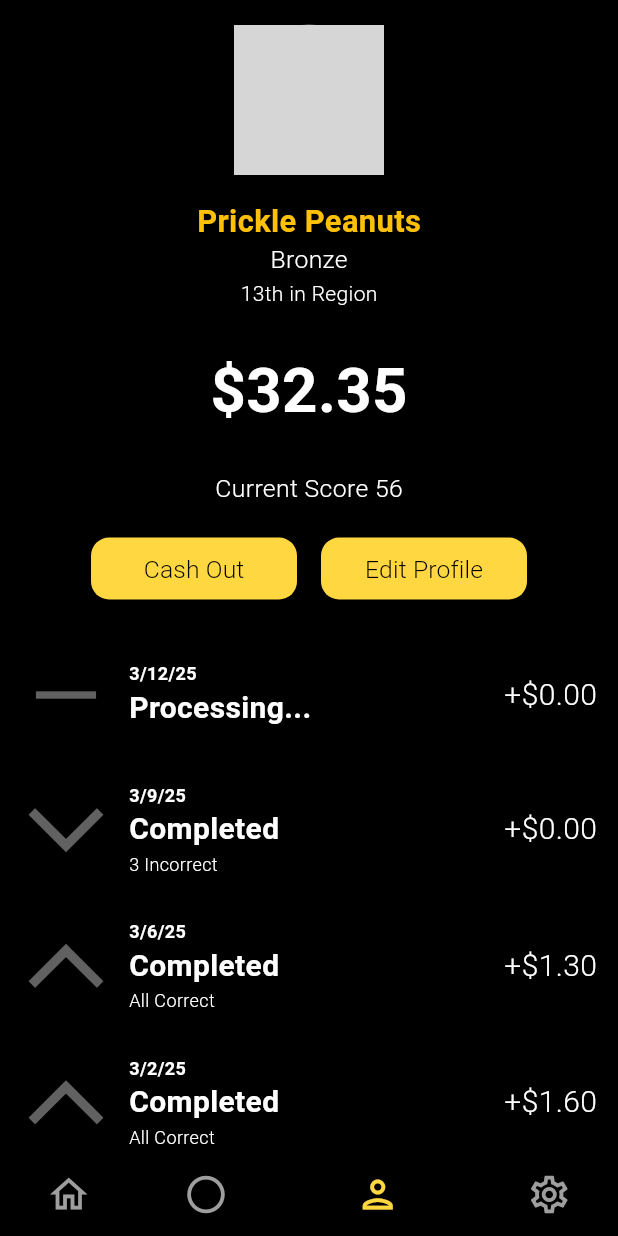
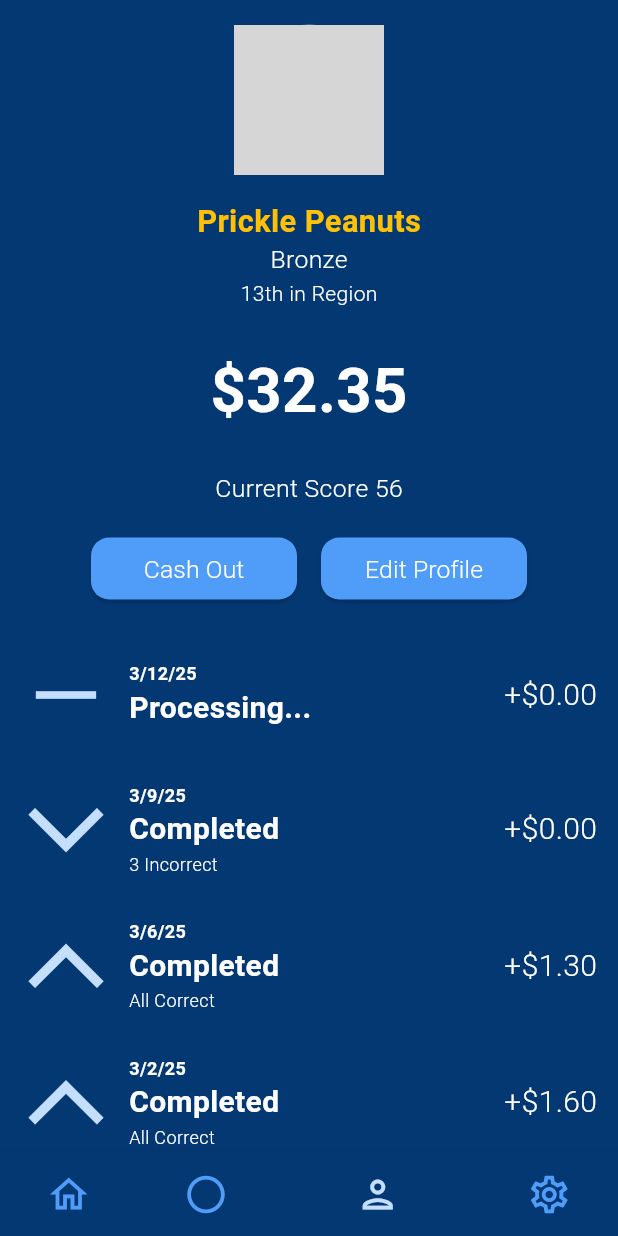
Before and after one commit to rakeers9/summit, a Flutter app: the screen it shows after launch, item 3 of the bottom bar chosen, on a phone screen of 412 x 824 dp. Run offline on Flutter 3.47's test engine with Material 3 defaults, Android fonts, the light colour scheme and no system bars; our stand-ins replace google_fonts; missing offline and left inert: carousel_slider_plus; network calls fail; Roboto replaces fonts that are missing (Mandali); grey boxes are pictures that could not be loaded.

Commit message:
UI updates with blue color scheme and settings.dart finish

```diff
--- /dev/null
+++ b/boilermakexii_2/lib/const.dart
@@ -0,0 +1,5 @@
+import 'dart:ui';
+
+Color kBackgroundColor = Color(0xFF043873);
+Color kLightBlue = Color(0xFFC4DEFD);
+Color kAccentBlue = Color(0xFF4F9CF9);
--- a/boilermakexii_2/lib/main.dart
+++ b/boilermakexii_2/lib/main.dart
@@ -1,7 +1,9 @@
+import 'package:boilermakexii_2/const.dart';
 import 'package:boilermakexii_2/profile.dart';
 import 'package:boilermakexii_2/settings.dart';
 import 'package:boilermakexii_2/start.dart';
 import 'package:flutter/material.dart';
+import 'package:google_fonts/google_fonts.dart';
 
 import 'home.dart';
 
@@ -21,10 +23,10 @@ class MyApp extends StatelessWidget {
           primary: Colors.amber,
         ),
         scaffoldBackgroundColor: Colors.black,
-        textTheme: const TextTheme(
-          bodyLarge: TextStyle(color: Colors.white),
-          bodyMedium: TextStyle(color: Colors.white),
-          bodySmall: TextStyle(color: Colors.white),
+        textTheme: GoogleFonts.mandaliTextTheme().copyWith(
+          bodyLarge: GoogleFonts.mandali(color: Colors.white),
+          bodyMedium: GoogleFonts.mandali(color: Colors.white),
+          bodySmall: GoogleFonts.mandali(color: Colors.white),
         ),
       ),
       debugShowCheckedModeBanner: false,
@@ -61,12 +63,12 @@ class _MainScreenState extends State<MainScreen> {
   @override
   Widget build(BuildContext context) {
     return Scaffold(
-      backgroundColor: Colors.black,
+      backgroundColor: kBackgroundColor,
       body: _pages[_selectedIndex],
       bottomNavigationBar: Container(
         color: Colors.black,
         child: Theme(
-          data: Theme.of(context).copyWith(canvasColor: Colors.black, splashColor: Colors.transparent, highlightColor: Colors.transparent,),
+          data: Theme.of(context).copyWith(canvasColor: kBackgroundColor, splashColor: Colors.transparent, highlightColor: Colors.transparent,),
           child: BottomNavigationBar(
             items: const <BottomNavigationBarItem>[
               BottomNavigationBarItem(icon: Icon(Icons.home_outlined), label: ""),
@@ -75,14 +77,14 @@ class _MainScreenState extends State<MainScreen> {
               BottomNavigationBarItem(icon: Icon(Icons.settings_outlined), label: ""),
             ],
             currentIndex: _selectedIndex,
-            selectedItemColor: Colors.amberAccent,
+            selectedItemColor: kLightBlue,
             selectedFontSize: 0,
             unselectedFontSize: 0,
             enableFeedback: true,
             showSelectedLabels: false,
             showUnselectedLabels: false,
-            unselectedItemColor: Colors.grey,
-            backgroundColor: Colors.black,
+            unselectedItemColor: kAccentBlue,
+            backgroundColor: kBackgroundColor,
             iconSize: 30,
             onTap: _onItemTapped,
           ),
--- a/boilermakexii_2/lib/profile.dart
+++ b/boilermakexii_2/lib/profile.dart
@@ -1,5 +1,6 @@
 import 'dart:math';
 
+import 'package:boilermakexii_2/const.dart';
 import 'package:flutter/material.dart';
 
 class UserProfile extends StatelessWidget {
@@ -19,6 +20,7 @@ class UserProfile extends StatelessWidget {
     int score = 56;
 
     return Scaffold(
+      backgroundColor: kBackgroundColor,
       body: SafeArea(
         child: Center(
           child: Column(
@@ -88,7 +90,7 @@ class UserProfile extends StatelessWidget {
                           shape: RoundedRectangleBorder(
                             borderRadius: BorderRadius.circular(12),
                           ),
-                          backgroundColor: Colors.amberAccent,
+                          backgroundColor: kAccentBlue,
                           padding: EdgeInsets.symmetric(horizontal: 20, vertical: 10),
                         ),
                         onPressed: () {
@@ -97,7 +99,7 @@ class UserProfile extends StatelessWidget {
                         child: Text(
                           "Cash Out",
                           style: TextStyle(
-                            color: Colors.black,
+                            color: Colors.white,
                             fontSize: size.height * 0.02,
                             fontWeight: FontWeight.w300,
                           ),
@@ -115,7 +117,7 @@ class UserProfile extends StatelessWidget {
                           shape: RoundedRectangleBorder(
                             borderRadius: BorderRadius.circular(12),
                           ),
-                          backgroundColor: Colors.amberAccent,
+                          backgroundColor: kAccentBlue,
                           padding: EdgeInsets.symmetric(horizontal: 20, vertical: 10),
                         ),
                         onPressed: () {
@@ -124,7 +126,7 @@ class UserProfile extends StatelessWidget {
                         child: Text(
                           "Edit Profile",
                           style: TextStyle(
-                            color: Colors.black,
+                            color: Colors.white,
                             fontSize: size.height * 0.02,
                             fontWeight: FontWeight.w300,
                           ),
@@ -184,7 +186,7 @@ class ProfileInfoCard extends StatelessWidget {
     }
 
     return Card(
-      color: Colors.black,
+      color: kBackgroundColor,
       elevation: 0,
       child: Padding(
         padding: const EdgeInsets.all(10.0),
@@ -198,7 +200,7 @@ class ProfileInfoCard extends StatelessWidget {
                   child: Icon(
                     icons,
                     size: 60,
-                    color: Colors.grey[700],
+                    color: kLightBlue,
                   ),
                 ),
                 SizedBox(width: 12),
--- a/boilermakexii_2/pubspec.yaml
+++ b/boilermakexii_2/pubspec.yaml
@@ -36,6 +36,7 @@ dependencies:
   cupertino_icons: ^1.0.8
   carousel_slider_plus: ^7.1.0
   bounding_box_annotation: ^0.1.2
+  google_fonts: ^6.2.1
 
 dev_dependencies:
   flutter_test:
```
Also changed, not shown: boilermakexii_2/lib/home.dart (+24 -11 lines), boilermakexii_2/lib/settings.dart (+81 -2 lines), boilermakexii_2/lib/start.dart (+5 -2 lines), boilermakexii_2/pubspec.lock, 3 other files.
